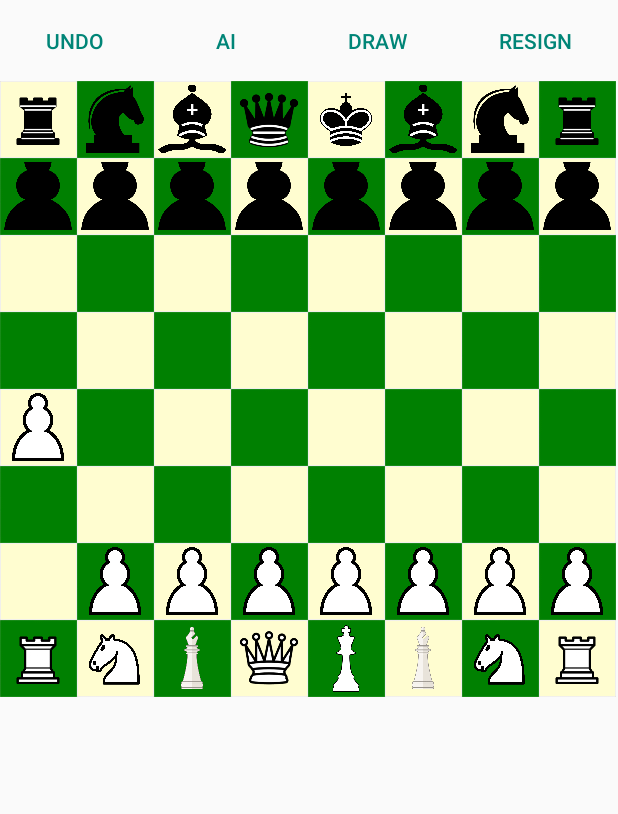
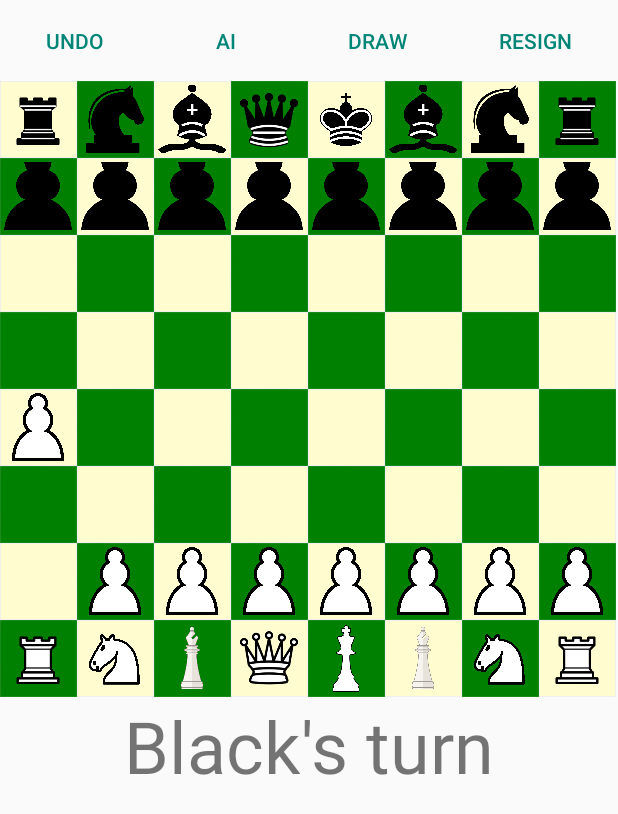
Before and after one commit to rolutowns/ChessAndroid, an Android app: the PlayActivity screen opened directly, with no data from a screen before it, after a tap on "AI", on a phone screen of 412 x 824 dp. Shown: the top 814 px of the screen. Run offline under Robolectric (Android 15) with nearby library versions, the phone set to English and light mode, and no system bars.

Commit message:
Added turn text

```diff
--- a/app/src/main/java/chess53/Chess.java
+++ b/app/src/main/java/chess53/Chess.java
@@ -20,7 +20,7 @@ public class Chess {
     /**
      * Boolean to keep track of the current turn, true for white, false for black
      */
-    private static boolean whiteTurn;
+    public static boolean whiteTurn;
 
     /**
      * String to keep track of the end result of the game, null if not over
@@ -172,7 +172,8 @@ public class Chess {
             lastMoved = board[dest[0]][dest[1]];
             lastMoved.hasMoved = true;
             whiteTurn = !whiteTurn;
-            game.add(sendBoard());
+            if(whiteTurn) PlayActivity.gameText.setText("White's turn");
+            else PlayActivity.gameText.setText("Black's turn");            game.add(sendBoard());
             undoable = true;
         }
         currCheck = false;
@@ -352,6 +353,8 @@ public class Chess {
         for (int i = 0; i < 64; i++) board[i / 8][i % 8] = lastBoard[i];
         lastMoved = lastBoard[64];
         whiteTurn = !whiteTurn;
+        if(whiteTurn) PlayActivity.gameText.setText("White's turn");
+        else PlayActivity.gameText.setText("Black's turn");
         game.remove(game.size() - 1);
         undoable = false;
     }
--- a/app/src/main/java/chess53/PlayActivity.java
+++ b/app/src/main/java/chess53/PlayActivity.java
@@ -7,6 +7,7 @@ import android.os.Handler;
 import android.util.Log;
 import android.widget.Button;
 import android.widget.GridView;
+import android.widget.TextView;
 import android.widget.Toast;
 
 import com.example.chessandroid.R;
@@ -16,6 +17,7 @@ public class PlayActivity extends Activity {
     public static Button aiButton;
     public static Button drawButton;
     public static Button undoButton;
+    public static TextView gameText;
     public static Chess chessBoard;
     public ChessBoardAdapter boardAdapter;
 
@@ -39,7 +41,7 @@ public class PlayActivity extends Activity {
         drawButton = findViewById(R.id.drawButton);
         undoButton = findViewById(R.id.undoButton);
         undoButton.setEnabled(false);
-
+        gameText = findViewById(R.id.game_text);
         resignButton.setOnClickListener(v -> {
             PlayActivity activity = PlayActivity.this;
             Chess chessBoard = activity.chessBoard;
--- a/app/src/main/res/layout/play_game_layout.xml
+++ b/app/src/main/res/layout/play_game_layout.xml
@@ -57,4 +57,13 @@
         android:stretchMode="columnWidth"
         android:verticalSpacing="0dp" />
 
+    <TextView
+        android:id="@+id/game_text"
+        android:layout_width="match_parent"
+        android:layout_height="wrap_content"
+        android:layout_weight="10"
+        android:text="White's Turn"
+        android:textAlignment="center"
+        android:textSize="48sp" />
+
 </LinearLayout>
```
